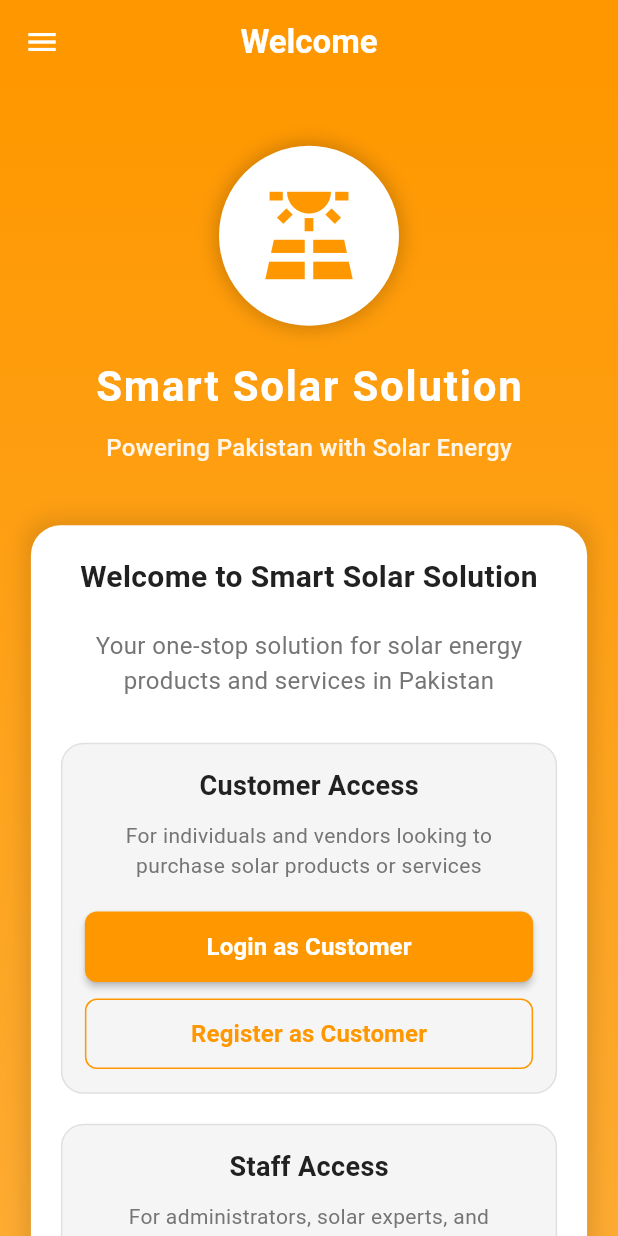
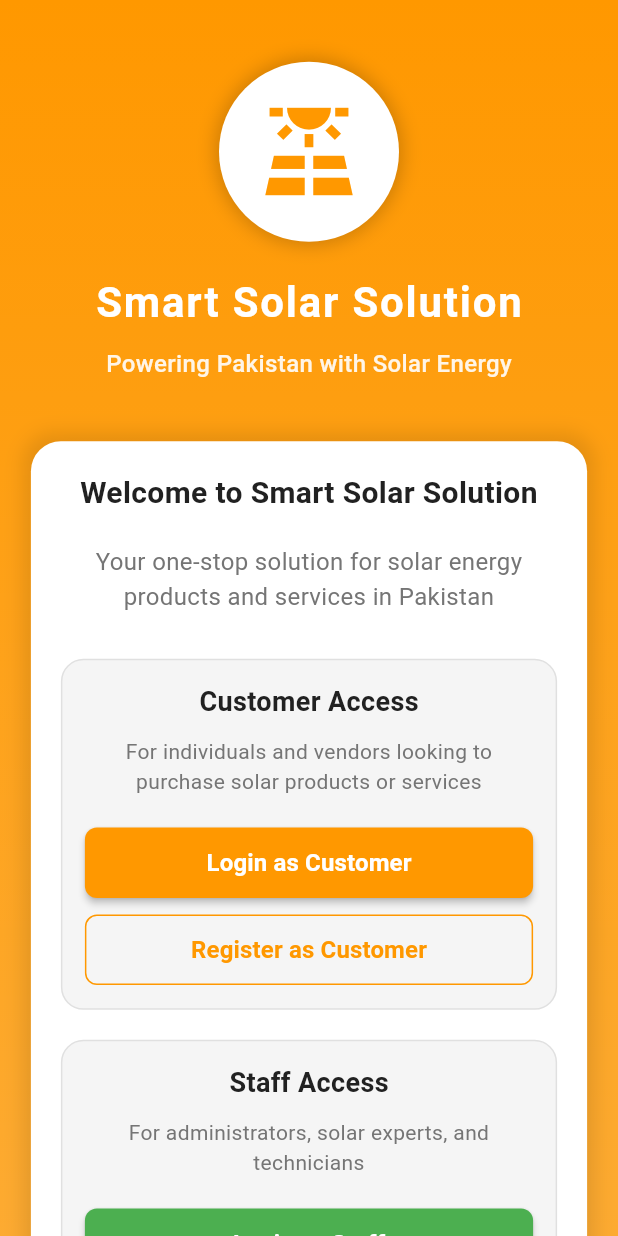
Before and after one commit to atomprogamer/smartsolar_sss, a Flutter app: the screen it shows after launch, on a phone screen of 412 x 824 dp. Run offline on Flutter 3.47's test engine with Material 3 defaults, Android fonts, the phone set to English and light mode, and no system bars; our stand-ins replace cached_network_image, carousel_slider, cloud_firestore, firebase_auth, firebase_core, firebase_storage and 5 more; accounts and stored records are empty.

Commit message:
remove app drawer from welcome screen

```diff
--- a/lib/screens/auth/welcome_screen.dart
+++ b/lib/screens/auth/welcome_screen.dart
@@ -3,7 +3,6 @@ import 'package:flutter/gestures.dart';
 
 import '../../utils/routes.dart';
 import '../../utils/theme.dart';
-import '../../widgets/app_drawer.dart';
 
 /// Welcome screen shown after splash screen if user is not logged in
 class WelcomeScreen extends StatelessWidget {
@@ -14,11 +13,6 @@ class WelcomeScreen extends StatelessWidget {
     final size = MediaQuery.of(context).size;
 
     return Scaffold(
-      appBar: AppBar(
-        title: Text('Welcome'),
-        centerTitle: true,
-      ),
-      drawer: AppDrawer(),
       body: Container(
         width: double.infinity,
         height: double.infinity,
```
